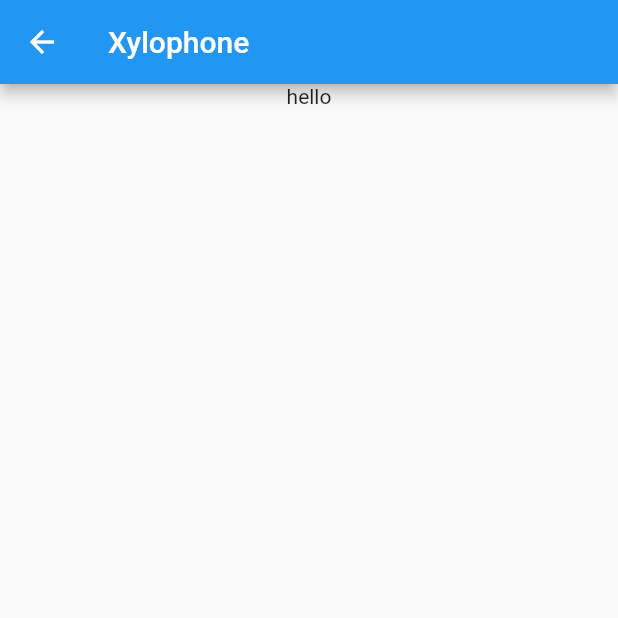
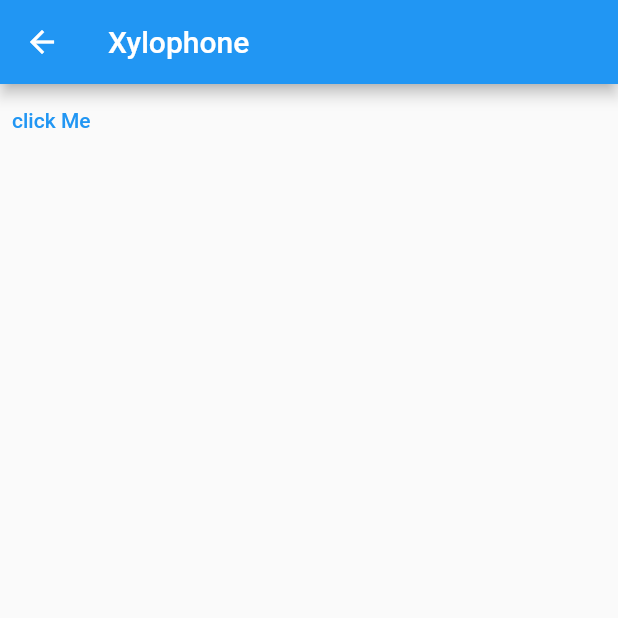
Before and after one commit to Dhruvjohari2/flutterdevlopmentapp, a Flutter app: the Xylophone screen opened directly, on a phone screen of 412 x 824 dp, the top half of it. Run offline on Flutter 3.47's test engine with Material 2 defaults, Android fonts, the phone set to English and light mode, and no system bars.

Commit message:
updated code

```diff
--- /dev/null
+++ b/lib/src/audio_cache.dart
@@ -0,0 +1 @@
+// TODO Implement this library.
--- a/lib/xylophone.dart
+++ b/lib/xylophone.dart
@@ -15,9 +15,15 @@ class _XylophoneState extends State<Xylophone> {
         title: const Text('Xylophone'),
       ),
       body: Column(
-        children: const [
-          Center(
-            child: Text('hello'),
+        children: [
+          TextButton(
+            onPressed: () async {
+              // final player = AudioPlayer();
+              // await player.play(
+              //   AssetSource("assets/audios/StarWars3.wav"),
+              // );
+            },
+            child: const Text('click Me'),
           ),
         ],
       ),
--- a/pubspec.yaml
+++ b/pubspec.yaml
@@ -61,6 +61,7 @@ flutter:
   # To add assets to your application, add an assets section, like this:
   assets:
     - assets/images/
+    - assets/audios/
   #   - images/a_dot_ham.jpeg
 
   # An image asset can refer to one or more resolution-specific "variants", see
```
Also changed, not shown: lib/drawer.dart (+20 -5 lines), lib/magicball.dart (added, +40 -0 lines), 1 other file.
